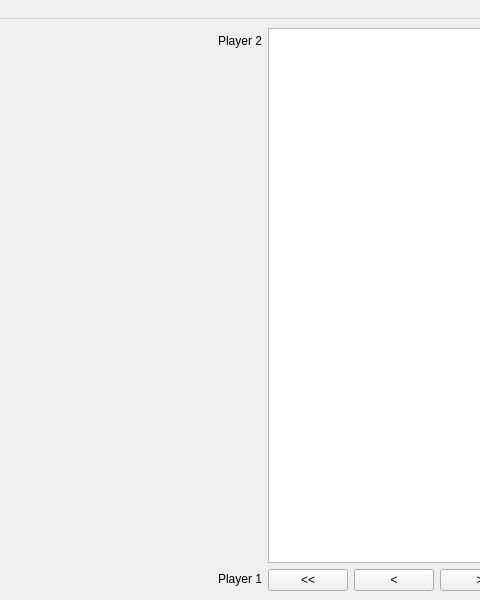
xnscdev/chessgui, file chessgui.ui: the form before one commit; both pictures show x 185 to 665 and y 0 to 600 of the 800 by 600 pixel window.
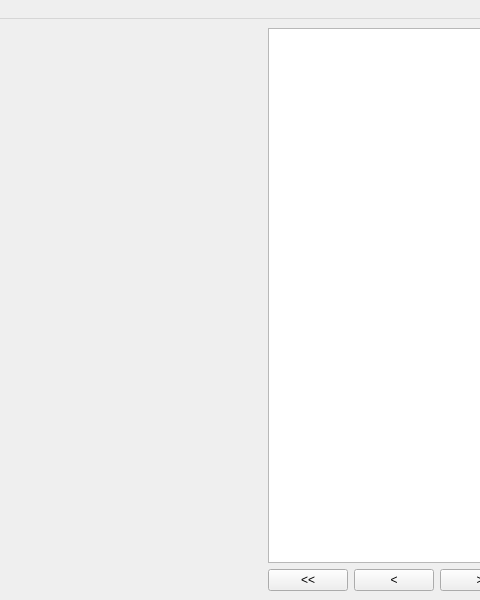
The form after the commit. Custom widgets are drawn as their Qt base class.

Diff of the .ui file:
```diff
--- a/chessgui.ui
+++ b/chessgui.ui
@@ -40,8 +40,13 @@
         </item>
         <item>
          <widget class="QLabel" name="opponentLabel">
+          <property name="font">
+           <font>
+            <pointsize>18</pointsize>
+           </font>
+          </property>
           <property name="text">
-           <string>Player 2</string>
+           <string/>
           </property>
          </widget>
         </item>
@@ -70,8 +75,13 @@
         </item>
         <item>
          <widget class="QLabel" name="playerLabel">
+          <property name="font">
+           <font>
+            <pointsize>18</pointsize>
+           </font>
+          </property>
           <property name="text">
-           <string>Player 1</string>
+           <string/>
           </property>
          </widget>
         </item>
```
Left out of the diff: 24 changed lines with no effect on the pictures.
